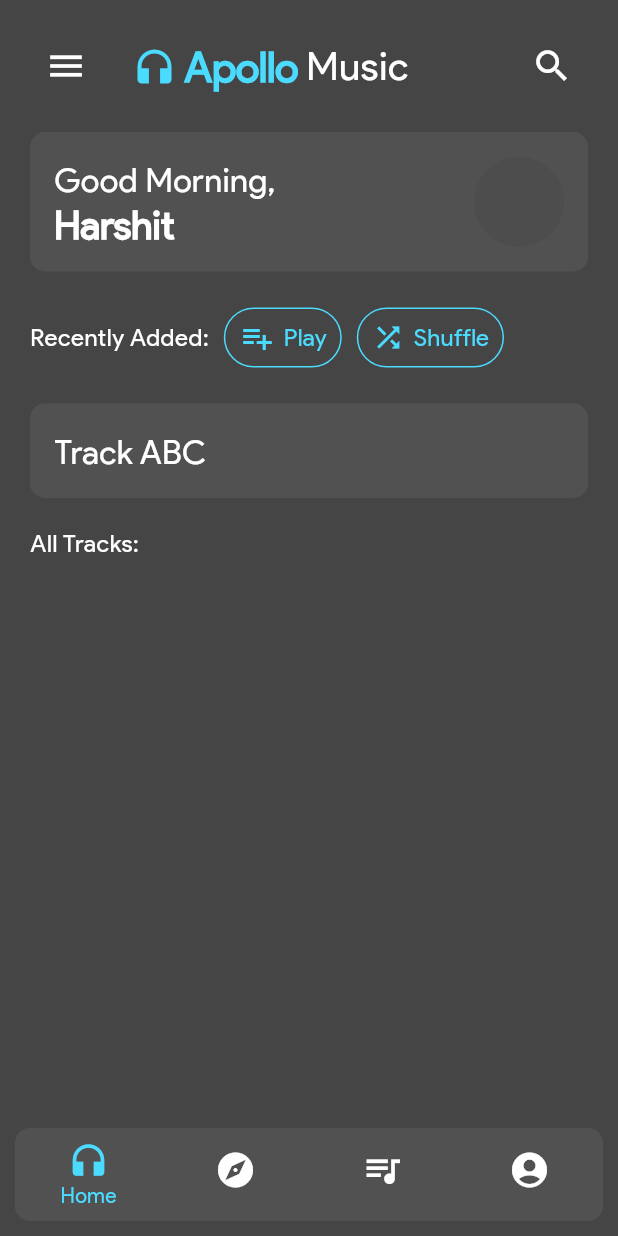
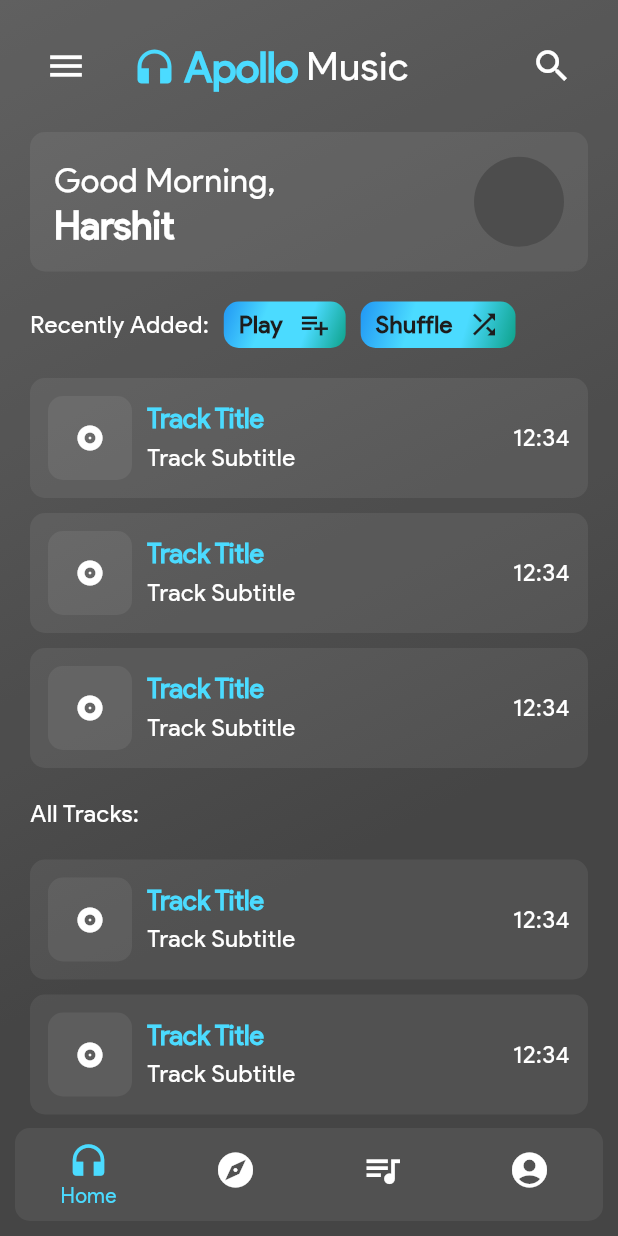
Before and after one commit to Harshit-Sonawala/apollo_player, a Flutter app: the screen it shows after launch, on a phone screen of 412 x 824 dp. Run offline on Flutter 3.47's test engine with Material 2 defaults, Android fonts, the phone set to English and light mode, and no system bars.

Commit message:
more style changes, dummy tracks in home screen

```diff
--- a/lib/main.dart
+++ b/lib/main.dart
@@ -33,9 +33,9 @@
           onBackground: Colors.white,
           surface: Color.fromARGB(24, 255, 255, 255),
           onSurface: Colors.white,
-          primary: Color(0xFF4bdbff),
+          primary: Color(0xff4bdbff),
           onPrimary: Color(0xff1d1d1d),
-          secondary: Color(0xff3d3d3d),
+          secondary: Color.fromARGB(255, 13, 161, 137),
           onSecondary: Color(0xFF2F88EE),
           error: Color(0xffdd1b6c),
           onError: Color(0xff1d1d1d),
@@ -70,6 +70,10 @@
         buttonTheme: const ButtonThemeData(
           padding: EdgeInsets.all(0),
         ),
+        iconTheme: const IconThemeData(
+          size: 20,
+          color: Colors.white,
+        ),
       ),
       home: const CustomGradientBackground(
         child: BottomNavScreen(),
--- a/lib/screens/bottom_nav_screen.dart
+++ b/lib/screens/bottom_nav_screen.dart
@@ -37,7 +37,12 @@
         borderRadius: BorderRadius.circular(50),
         child: CustomCard(
           borderRadius: 20,
-          margin: const EdgeInsets.symmetric(vertical: 10, horizontal: 10),
+          margin: const EdgeInsets.only(
+            top: 8,
+            left: 10,
+            right: 10,
+            bottom: 10,
+          ),
           padding: const EdgeInsets.all(0),
           child: BottomNavigationBar(
             onTap: (int newIndex) => {
--- a/lib/screens/home_screen.dart
+++ b/lib/screens/home_screen.dart
@@ -1,6 +1,7 @@
 import 'package:flutter/material.dart';
 
 import '../widgets/custom_card.dart';
+import '../widgets/custom_elevated_button.dart';
 import '../widgets/custom_text_button.dart';
 import '../widgets/track_card.dart';
 
@@ -110,30 +111,39 @@
                       style: Theme.of(context).textTheme.bodySmall,
                     ),
                     const SizedBox(width: 10),
-                    CustomTextButton(
+                    CustomElevatedButton(
                       onPressed: () => {},
-                      padding: const EdgeInsets.symmetric(vertical: 0, horizontal: 10),
-                      border: BorderSide(width: 1, color: Theme.of(context).colorScheme.primary),
-                      borderRadius: 50,
-                      icon: Icons.playlist_add,
-                      iconSize: 24,
+                      padding: const EdgeInsets.symmetric(vertical: 4, horizontal: 10),
+                      trailingIcon: Icons.playlist_add,
                       title: 'Play',
                     ),
                     const SizedBox(width: 10),
-                    CustomTextButton(
+                    CustomElevatedButton(
                       onPressed: () => {},
-                      padding: const EdgeInsets.symmetric(vertical: 0, horizontal: 10),
-                      border: BorderSide(width: 1, color: Theme.of(context).colorScheme.primary),
-                      borderRadius: 50,
-                      icon: Icons.shuffle,
-                      iconSize: 22,
+                      padding: const EdgeInsets.symmetric(vertical: 4, horizontal: 10),
+                      // border: BorderSide(width: 1, color: Theme.of(context).colorScheme.primary),
+                      trailingIcon: Icons.shuffle,
                       title: 'Shuffle',
                     ),
                   ],
                 ),
                 const SizedBox(height: 20),
                 const TrackCard(
-                  trackTitle: 'Track ABC',
+                  trackTitle: 'Track Title',
+                  trackSubtitle: 'Track Subtitle',
+                  trackDuration: '12:34',
+                ),
+                const SizedBox(height: 10),
+                const TrackCard(
+                  trackTitle: 'Track Title',
+                  trackSubtitle: 'Track Subtitle',
+                  trackDuration: '12:34',
+                ),
+                const SizedBox(height: 10),
+                const TrackCard(
+                  trackTitle: 'Track Title',
+                  trackSubtitle: 'Track Subtitle',
+                  trackDuration: '12:34',
                 ),
                 const SizedBox(height: 20),
                 Row(
@@ -145,6 +155,43 @@
                     const SizedBox(width: 10),
                   ],
                 ),
+                const SizedBox(height: 20),
+                const TrackCard(
+                  trackTitle: 'Track Title',
+                  trackSubtitle: 'Track Subtitle',
+                  trackDuration: '12:34',
+                ),
+                const SizedBox(height: 10),
+                const TrackCard(
+                  trackTitle: 'Track Title',
+                  trackSubtitle: 'Track Subtitle',
+                  trackDuration: '12:34',
+                ),
+                const SizedBox(height: 10),
+                const TrackCard(
+                  trackTitle: 'Track Title',
+                  trackSubtitle: 'Track Subtitle',
+                  trackDuration: '12:34',
+                ),
+                const SizedBox(height: 10),
+                const TrackCard(
+                  trackTitle: 'Track Title',
+                  trackSubtitle: 'Track Subtitle',
+                  trackDuration: '12:34',
+                ),
+                const SizedBox(height: 10),
+                const TrackCard(
+                  trackTitle: 'Track Title',
+                  trackSubtitle: 'Track Subtitle',
+                  trackDuration: '12:34',
+                ),
+                const SizedBox(height: 10),
+                const TrackCard(
+                  trackTitle: 'Track Title',
+                  trackSubtitle: 'Track Subtitle',
+                  trackDuration: '12:34',
+                ),
+                const SizedBox(height: 20),
               ],
             ),
           ),
--- a/lib/widgets/custom_elevated_button.dart
+++ b/lib/widgets/custom_elevated_button.dart
@@ -5,7 +5,7 @@
   // final void Function() onPressed;
   final Widget? child;
   final EdgeInsets? padding;
-  final BorderRadiusGeometry? borderRadius;
+  final double? borderRadius;
   final String backgroundImage;
   final String? title;
   final double? fontSize;
@@ -21,14 +21,14 @@
     required this.onPressed,
     this.child,
     this.padding = const EdgeInsets.all(16),
-    this.borderRadius = const BorderRadius.all(Radius.circular(10)),
+    this.borderRadius = 10,
     this.backgroundImage = '',
     this.title,
-    this.fontSize = 18,
+    this.fontSize = 16,
     this.icon,
-    this.iconSize = 28,
+    this.iconSize = 22,
     this.trailingIcon,
-    this.trailingIconSize = 28,
+    this.trailingIconSize = 22,
     this.mainAxisAlignment = MainAxisAlignment.center,
     this.crossAxisAlignment = CrossAxisAlignment.center,
     super.key,
@@ -44,7 +44,7 @@
     return Ink(
       decoration: widget.backgroundImage != ''
           ? BoxDecoration(
-              borderRadius: widget.borderRadius,
+              borderRadius: BorderRadius.circular(widget.borderRadius!),
               image: DecorationImage(
                 image: AssetImage(
                   widget.backgroundImage,
@@ -58,20 +58,22 @@
             )
           : BoxDecoration(
               // color: const Color(0xff3d3d3d),
-              borderRadius: widget.borderRadius,
-              gradient: const LinearGradient(
+              borderRadius: BorderRadius.circular(widget.borderRadius!),
+              gradient: LinearGradient(
                 begin: Alignment.topLeft,
                 end: Alignment.bottomRight,
                 colors: [
                   Colors.blue,
-                  Color(0xff00e5ff),
+                  Theme.of(context).colorScheme.primary,
+                  Theme.of(context).colorScheme.primary,
+                  Theme.of(context).colorScheme.secondary,
                 ],
               ),
             ),
       child: InkWell(
         onTap: widget.onPressed,
         customBorder: RoundedRectangleBorder(
-          borderRadius: widget.borderRadius!,
+          borderRadius: BorderRadius.circular(widget.borderRadius!),
         ),
         child: Padding(
           padding: widget.padding!,
@@ -83,18 +85,19 @@
                 Icon(
                   widget.icon,
                   size: widget.iconSize,
-                  color: Colors.white,
+                  color: const Color(0xff1d1d1d),
                 ),
               if (widget.icon != null && widget.title != null)
                 const SizedBox(
-                  width: 10,
+                  width: 4,
                 ),
               if (widget.title != null)
                 Text(
                   widget.title!,
                   style: TextStyle(
                     fontSize: widget.fontSize,
-                    color: Colors.white,
+                    fontWeight: FontWeight.bold,
+                    color: const Color(0xff1d1d1d),
                   ),
                 ),
               if (widget.trailingIcon != null && widget.title != null)
@@ -105,7 +108,7 @@
                 Icon(
                   widget.trailingIcon,
                   size: widget.trailingIconSize,
-                  color: Colors.white,
+                  color: const Color(0xff1d1d1d),
                 ),
               // widget.title != null
               //     ? Text(
--- a/lib/widgets/custom_gradient_background.dart
+++ b/lib/widgets/custom_gradient_background.dart
@@ -20,6 +20,8 @@
             // Color.fromARGB(178, 18, 165, 218),
             // Color.fromARGB(166, 12, 110, 146),
             // Color.fromARGB(172, 11, 109, 145),
+            Color(0xff3d3d3d),
+            Color(0xff2d2d2d),
             Color(0xff1d1d1d),
             Color(0xff1d1d1d),
           ],
--- a/lib/widgets/track_card.dart
+++ b/lib/widgets/track_card.dart
@@ -3,10 +3,16 @@
 import '../widgets/custom_card.dart';
 
 class TrackCard extends StatefulWidget {
-  final trackTitle;
+  final EdgeInsets padding;
+  final String? trackTitle;
+  final String? trackSubtitle;
+  final String? trackDuration;
 
   const TrackCard({
+    this.padding = const EdgeInsets.all(12),
     this.trackTitle,
+    this.trackSubtitle,
+    this.trackDuration,
     super.key,
   });
 
@@ -18,7 +24,39 @@
   @override
   Widget build(BuildContext context) {
     return CustomCard(
-      child: Text(widget.trackTitle, style: Theme.of(context).textTheme.bodyMedium),
+      padding: widget.padding,
+      child: Row(
+        children: [
+          const CustomCard(
+            padding: EdgeInsets.all(18),
+            borderRadius: 2,
+            child: Icon(Icons.album),
+          ),
+          const SizedBox(width: 10),
+          Column(
+            crossAxisAlignment: CrossAxisAlignment.start,
+            children: [
+              Text(
+                widget.trackTitle!,
+                style: Theme.of(context).textTheme.displaySmall,
+              ),
+              const SizedBox(height: 4),
+              Text(
+                widget.trackSubtitle!,
+                style: Theme.of(context).textTheme.bodySmall,
+              ),
+            ],
+          ),
+          Expanded(
+            child: Container(),
+          ),
+          const SizedBox(width: 10),
+          Text(
+            widget.trackDuration!,
+            style: Theme.of(context).textTheme.bodySmall,
+          ),
+        ],
+      ),
     );
   }
 }
```
